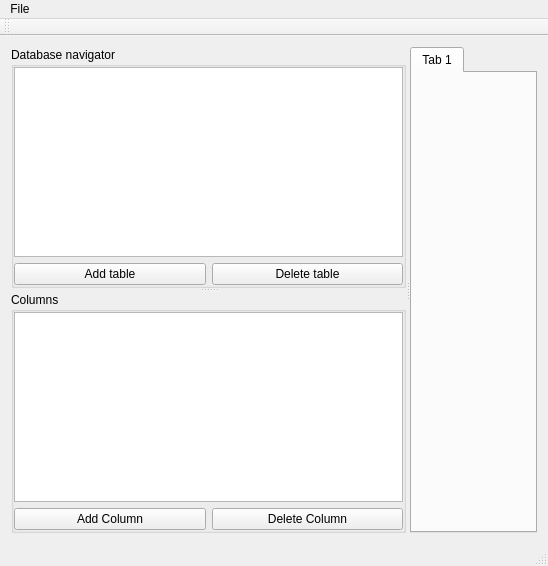
Above: mainwindow.ui from Zlopez/XMLDatabaseTool before the change. Below: the same form after it.
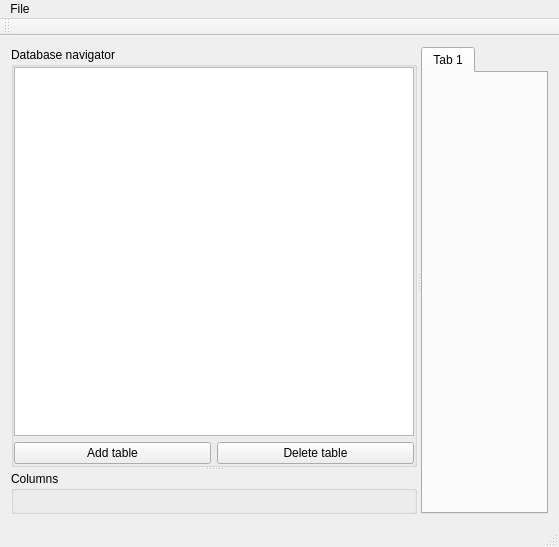
That is the form after the change.

Commit message: Column widget is now dynamically added

Diff of the .ui file:
```diff
--- a/mainwindow.ui
+++ b/mainwindow.ui
@@ -6,8 +6,8 @@
    <rect>
     <x>0</x>
     <y>0</y>
-    <width>548</width>
-    <height>545</height>
+    <width>559</width>
+    <height>547</height>
    </rect>
   </property>
   <property name="sizePolicy">
@@ -32,7 +32,7 @@
    <property name="autoFillBackground">
     <bool>false</bool>
    </property>
-   <layout class="QHBoxLayout" name="horizontalLayout_2">
+   <layout class="QVBoxLayout" name="verticalLayout">
     <property name="leftMargin">
      <number>0</number>
     </property>
@@ -104,40 +104,22 @@
            <property name="title">
             <string>Columns</string>
            </property>
-           <layout class="QVBoxLayout" name="verticalLayout">
+           <layout class="QVBoxLayout" name="verticalLayout_5">
+            <property name="spacing">
+             <number>0</number>
+            </property>
             <property name="leftMargin">
-             <number>0</number>
+             <number>2</number>
             </property>
             <property name="topMargin">
              <number>0</number>
             </property>
             <property name="rightMargin">
-             <number>0</number>
+             <number>2</number>
             </property>
             <property name="bottomMargin">
-             <number>0</number>
+             <number>2</number>
             </property>
-            <item>
-             <widget class="QListView" name="listView"/>
-            </item>
-            <item>
-             <layout class="QHBoxLayout" name="colButtons">
-              <item>
-               <widget class="QPushButton" name="addColButton">
-                <property name="text">
-                 <string>Add Column</string>
-                </property>
-               </widget>
-              </item>
-              <item>
-               <widget class="QPushButton" name="delColButton">
-                <property name="text">
-                 <string>Delete Column</string>
-                </property>
-               </widget>
-              </item>
-             </layout>
-            </item>
            </layout>
           </widget>
          </widget>
@@ -186,7 +168,7 @@
     <rect>
      <x>0</x>
      <y>0</y>
-     <width>548</width>
+     <width>559</width>
      <height>21</height>
     </rect>
    </property>
```
Left out of the diff: 9 changed lines with no effect on the pictures. The commit also changes 4 other files.
